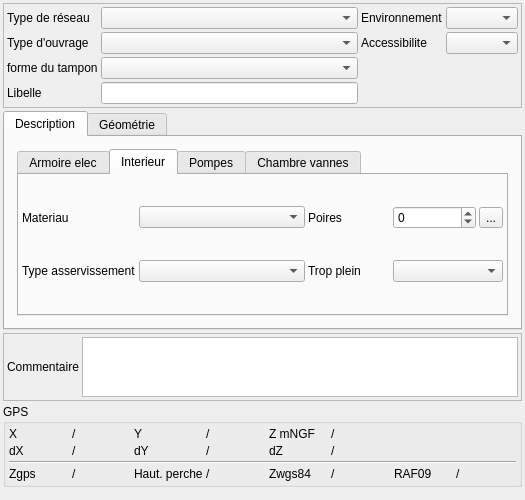
This is Lamia/iface/qgiswidget/tools/toolprepro/base3_urbandrainage/lamiabase_ud_node_tool_ui_2018SNCF.ui in Artelia/Lamia as Qt 5 draws it before an edit. The edited form follows.
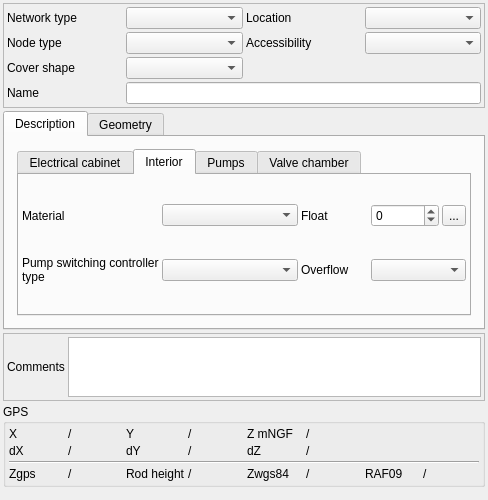
This is the edited form. The open tabs and pages were chosen to show the change.

```diff
--- a/Lamia/iface/qgiswidget/tools/toolprepro/base3_urbandrainage/lamiabase_ud_node_tool_ui_2018SNCF.ui
+++ b/Lamia/iface/qgiswidget/tools/toolprepro/base3_urbandrainage/lamiabase_ud_node_tool_ui_2018SNCF.ui
@@ -6,7 +6,7 @@
    <rect>
     <x>0</x>
     <y>0</y>
-    <width>525</width>
+    <width>488</width>
     <height>500</height>
    </rect>
   </property>
@@ -62,45 +62,38 @@
       <item row="3" column="0">
        <widget class="QLabel" name="label_25">
         <property name="text">
-         <string>forme du tampon</string>
+         <string>Cover shape</string>
         </property>
        </widget>
       </item>
       <item row="0" column="0">
        <widget class="QLabel" name="label_2">
         <property name="text">
-         <string>Type de réseau</string>
+         <string>Network type</string>
         </property>
        </widget>
       </item>
       <item row="2" column="0">
        <widget class="QLabel" name="label">
         <property name="text">
-         <string>Type d'ouvrage</string>
+         <string>Node type</string>
         </property>
        </widget>
       </item>
       <item row="5" column="0">
        <widget class="QLabel" name="label_5">
         <property name="text">
-         <string>Libelle</string>
+         <string>Name</string>
         </property>
        </widget>
       </item>
       <item row="2" column="1">
        <widget class="QComboBox" name="comboBox_typeOuvrageAss"/>
       </item>
-      <item row="5" column="1">
-       <widget class="QLineEdit" name="lineEdit_libelle">
-        <property name="readOnly">
-         <bool>true</bool>
-        </property>
-       </widget>
-      </item>
       <item row="0" column="2">
        <widget class="QLabel" name="label_8">
         <property name="text">
-         <string>Environnement</string>
+         <string>Location</string>
         </property>
        </widget>
       </item>
@@ -110,13 +103,20 @@
       <item row="2" column="2">
        <widget class="QLabel" name="label_3">
         <property name="text">
-         <string>Accessibilite</string>
+         <string>Accessibility</string>
         </property>
        </widget>
       </item>
       <item row="2" column="3">
        <widget class="QComboBox" name="comboBox_accessibilite"/>
       </item>
+      <item row="5" column="1" colspan="3">
+       <widget class="QLineEdit" name="lineEdit_libelle">
+        <property name="readOnly">
+         <bool>true</bool>
+        </property>
+       </widget>
+      </item>
      </layout>
     </widget>
    </item>
@@ -193,7 +193,7 @@
              </property>
              <widget class="QWidget" name="tab">
               <attribute name="title">
-               <string>Armoire elec</string>
+               <string>Electrical cabinet</string>
               </attribute>
               <layout class="QGridLayout" name="gridLayout_8">
                <property name="leftMargin">
@@ -255,7 +255,7 @@
              </widget>
              <widget class="QWidget" name="tab_2">
               <attribute name="title">
-               <string>Interieur</string>
+               <string>Interior</string>
               </attribute>
               <layout class="QGridLayout" name="gridLayout_9">
                <property name="leftMargin">
@@ -276,7 +276,10 @@
                <item row="0" column="0">
                 <widget class="QLabel" name="label_31">
                  <property name="text">
-                  <string>Materiau</string>
+                  <string>Material</string>
+                 </property>
+                 <property name="wordWrap">
+                  <bool>true</bool>
                  </property>
                 </widget>
                </item>
@@ -289,14 +292,20 @@
                <item row="1" column="0">
                 <widget class="QLabel" name="label_41">
                  <property name="text">
-                  <string>Type asservissement</string>
+                  <string>Pump switching controller type</string>
+                 </property>
+                 <property name="wordWrap">
+                  <bool>true</bool>
                  </property>
                 </widget>
                </item>
                <item row="0" column="3">
                 <widget class="QLabel" name="label_33">
                  <property name="text">
-                  <string>Poires</string>
+                  <string>Float</string>
+                 </property>
+                 <property name="wordWrap">
+                  <bool>true</bool>
                  </property>
                 </widget>
                </item>
@@ -317,7 +326,10 @@
                <item row="1" column="3">
                 <widget class="QLabel" name="label_39">
                  <property name="text">
-                  <string>Trop plein</string>
+                  <string>Overflow</string>
+                 </property>
+                 <property name="wordWrap">
+                  <bool>true</bool>
                  </property>
                 </widget>
                </item>
@@ -328,7 +340,7 @@
              </widget>
              <widget class="QWidget" name="tab_4">
               <attribute name="title">
-               <string>Pompes</string>
+               <string>Pumps</string>
               </attribute>
               <layout class="QGridLayout" name="gridLayout_10">
                <item row="0" column="1">
@@ -356,7 +368,7 @@
              </widget>
              <widget class="QWidget" name="tab_3">
               <attribute name="title">
-               <string>Chambre vannes</string>
+               <string>Valve chamber</string>
               </attribute>
              </widget>
             </widget>
@@ -404,7 +416,7 @@
      </widget>
      <widget class="QWidget" name="tab_6">
       <attribute name="title">
-       <string>Géométrie</string>
+       <string>Geometry</string>
       </attribute>
       <layout class="QVBoxLayout" name="verticalLayout_4">
        <item>
@@ -673,7 +685,7 @@
       <item>
        <widget class="QLabel" name="label_7">
         <property name="text">
-         <string>Commentaire</string>
+         <string>Comments</string>
         </property>
        </widget>
       </item>
@@ -815,7 +827,7 @@
       <item row="3" column="2">
        <widget class="QLabel" name="label_70">
         <property name="text">
-         <string>Haut. perche</string>
+         <string>Rod height</string>
         </property>
        </widget>
       </item>
```
Left out of the diff: 41 changed lines with no effect on the pictures.
